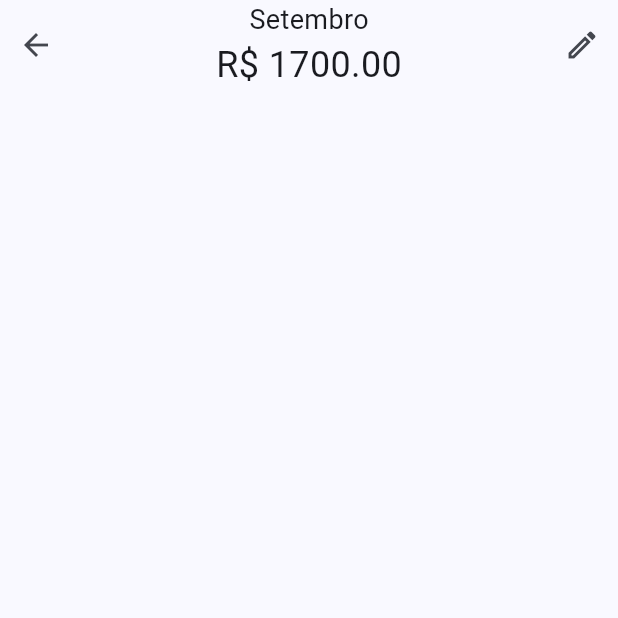
After one commit to robsoniffarsb/campovalor, a Flutter app: the FinanceiroPage screen opened directly, on a phone screen of 412 x 824 dp, the top half of it. The commit adds this screen. Run offline on Flutter 3.47's test engine with Material 3 defaults, Android fonts, the phone set to English and light mode, and no system bars; our stand-ins replace cloud_firestore, file_picker, firebase_auth, firebase_core, firebase_storage; accounts and stored records are empty.

Commit message:
tela financeiro

```diff
--- /dev/null
+++ b/lib/pages/financeiro.dart
@@ -0,0 +1,94 @@
+import 'package:flutter/material.dart';
+
+class FinanceiroPage extends StatefulWidget {
+  const FinanceiroPage({super.key});
+
+  @override
+  State<FinanceiroPage> createState() => _FinanceiroPageState();
+}
+
+class _FinanceiroPageState extends State<FinanceiroPage> {
+  DateTime mesSelecionado = DateTime.now();
+  double valor = 1700.00;
+
+  String nomeDoMes() {
+    const meses = [
+      'Janeiro',
+      'Fevereiro',
+      'Março',
+      'Abril',
+      'Maio',
+      'Junho',
+      'Julho',
+      'Agosto',
+      'Setembro',
+      'Outubro',
+      'Novembro',
+      'Dezembro',
+    ];
+
+    return meses[mesSelecionado.month - 1];
+  }
+
+  @override
+  Widget build(BuildContext context) {
+    return Scaffold(
+      body: SafeArea(
+        child: Column(
+          children: [
+            // Parte superior
+            Row(
+              mainAxisAlignment: MainAxisAlignment.spaceBetween,
+              children: [
+                // Botão voltar
+                IconButton(
+                  onPressed: () {
+                    Navigator.pop(context);
+                  },
+                  icon: const Icon(Icons.arrow_back),
+                ),
+
+                // Mês e valor
+                Column(
+                  children: [
+                    Text(
+                      nomeDoMes(),
+                      style: const TextStyle(
+                        fontSize: 18,
+                      ),
+                    ),
+                    Text(
+                      'R\$ ${valor.toStringAsFixed(2)}',
+                      style: const TextStyle(
+                        fontSize: 24,
+                      ),
+                    ),
+                  ],
+                ),
+
+                // Botão editar
+                IconButton(
+                  onPressed: () async {
+                    DateTime? novaData = await showDatePicker(
+                      context: context,
+                      initialDate: mesSelecionado,
+                      firstDate: DateTime(2020),
+                      lastDate: DateTime(2030),
+                    );
+
+                    if (novaData != null) {
+                      setState(() {
+                        mesSelecionado = novaData;
+                      });
+                    }
+                  },
+                  icon: const Icon(Icons.edit_outlined),
+                ),
+              ],
+            ),
+          ],
+        ),
+      ),
+    );
+  }
+}
--- a/lib/pages/home_page.dart
+++ b/lib/pages/home_page.dart
@@ -1,3 +1,4 @@
+import 'package:appcampo/pages/financeiro.dart';
 import 'package:flutter/material.dart';
 import 'package:appcampo/pages/cards.dart';
 import 'package:firebase_auth/firebase_auth.dart';
@@ -61,7 +62,14 @@ class _HomePageState extends State<HomePage> {
                   HomeCard(
                     icon: Icons.attach_money,
                     title: 'Financeiro',
-                    onTap: () {},
+                    onTap: () {
+                      Navigator.push(
+                        context,
+                        MaterialPageRoute(
+                          builder: (context) => const FinanceiroPage(),
+                        ),
+                      );
+                    },
                   ),
                   HomeCard(
                     icon: Icons.inventory_2,
```
